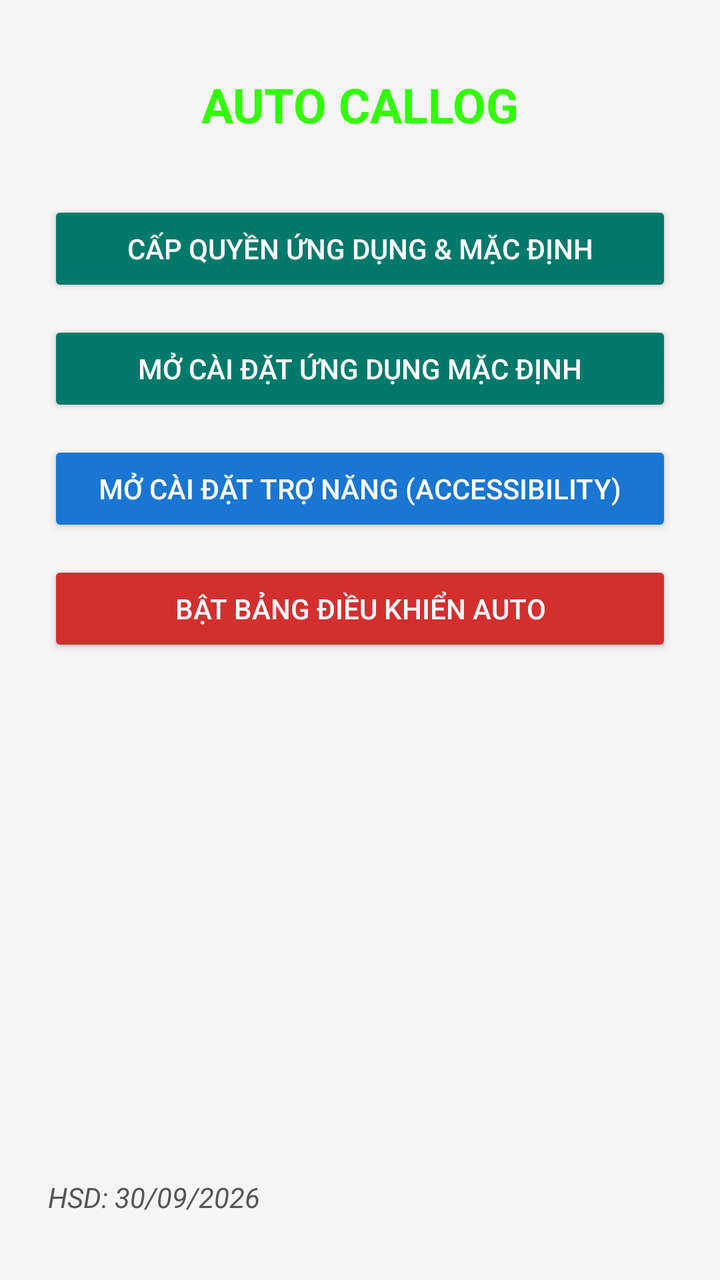
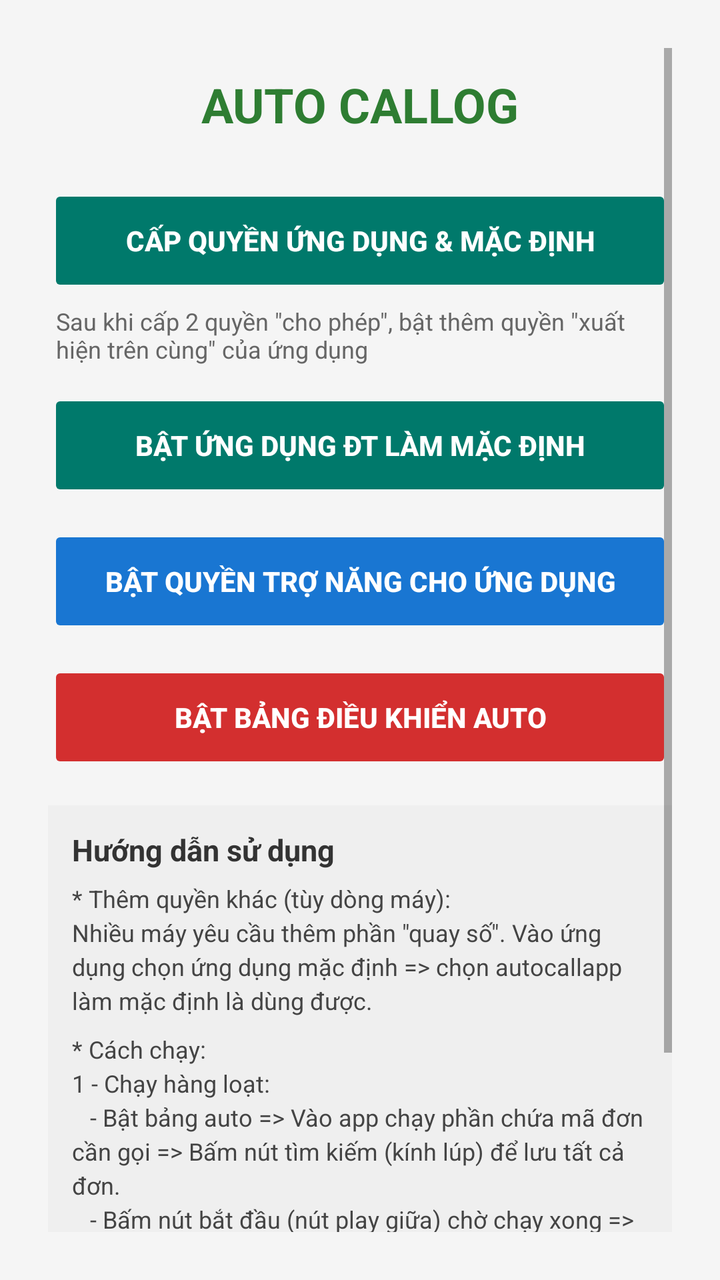

Compare the two renders of this Android layout. The source of the first and the diff that turns it into the second are given below.
<!-- AndroidManifest.xml: application theme Theme.AppCompat.Light.NoActionBar -->
<!-- res/layout/activity_main.xml -->
<?xml version="1.0" encoding="utf-8"?>
<LinearLayout xmlns:android="http://schemas.android.com/apk/res/android"
    android:layout_width="match_parent"
    android:layout_height="match_parent"
    android:orientation="vertical"
    android:padding="24dp"
    android:background="#F5F5F5">

    
    <TextView
        android:layout_width="match_parent"
        android:layout_height="wrap_content"
        android:text="AUTO CALLOG"
        android:textSize="24sp"
        android:textStyle="bold"
        android:textColor="#33FF00"
        android:gravity="center"
        android:layout_marginTop="12dp"
        android:layout_marginBottom="32dp"/>

    
    <LinearLayout
        android:layout_width="match_parent"
        android:layout_height="wrap_content"
        android:orientation="vertical">

        
        <Button
            android:id="@+id/btnGrantPermissions"
            android:layout_width="match_parent"
            android:layout_height="wrap_content"
            android:text="Cấp quyền ứng dụng &amp; Mặc định"
            android:backgroundTint="#00796B"
            android:textColor="#FFFFFF"
            android:layout_marginBottom="12dp"/>

        
        <Button
            android:id="@+id/btnOpenDefaultSettings"
            android:layout_width="match_parent"
            android:layout_height="wrap_content"
            android:text="Mở Cài đặt Ứng dụng Mặc định"
            android:backgroundTint="#00796B"
            android:textColor="#FFFFFF"
            android:layout_marginBottom="12dp"/>

        
        <Button
            android:id="@+id/btnOpenAccessibility"
            android:layout_width="match_parent"
            android:layout_height="wrap_content"
            android:text="Mở Cài đặt Trợ năng (Accessibility)"
            android:backgroundTint="#1976D2"
            android:textColor="#FFFFFF"
            android:layout_marginBottom="12dp"/>

        
        <Button
            android:id="@+id/btnStartPopup"
            android:layout_width="match_parent"
            android:layout_height="wrap_content"
            android:text="Bật Bảng Điều Khiển Auto"
            android:backgroundTint="#D32F2F"
            android:textColor="#FFFFFF"/>

    </LinearLayout>

    
    <View
        android:layout_width="match_parent"
        android:layout_height="0dp"
        android:layout_weight="1"/>

    
    <TextView
        android:id="@+id/txtExpiry"
        android:layout_width="wrap_content"
        android:layout_height="wrap_content"
        android:text="HSD: 30/09/2026"
        android:textSize="14sp"
        android:textStyle="italic"
        android:textColor="#555555"
        android:gravity="start"
        android:layout_marginBottom="8dp"/>

</LinearLayout>
<!-- resources referenced by this layout -->
<resources>

</resources>

<!-- the commit's change to res/layout/activity_main.xml (unified diff, before → after) -->
@@ -1,86 +1,160 @@
 <?xml version="1.0" encoding="utf-8"?>
-<LinearLayout xmlns:android="http://schemas.android.com/apk/res/android"
+<ScrollView xmlns:android="http://schemas.android.com/apk/res/android"
     android:layout_width="match_parent"
     android:layout_height="match_parent"
-    android:orientation="vertical"
-    android:padding="24dp"
-    android:background="#F5F5F5">
+    android:background="#F5F5F5"
+    android:fillViewport="true"
+    android:padding="24dp">
 
-    
-    <TextView
-        android:layout_width="match_parent"
-        android:layout_height="wrap_content"
-        android:text="AUTO CALLOG"
-        android:textSize="24sp"
-        android:textStyle="bold"
-        android:textColor="#33FF00"
-        android:gravity="center"
-        android:layout_marginTop="12dp"
-        android:layout_marginBottom="32dp"/>
-
-    
     <LinearLayout
         android:layout_width="match_parent"
         android:layout_height="wrap_content"
         android:orientation="vertical">
 
         
-        <Button
-            android:id="@+id/btnGrantPermissions"
+        <TextView
             android:layout_width="match_parent"
             android:layout_height="wrap_content"
-            android:text="Cấp quyền ứng dụng &amp; Mặc định"
-            android:backgroundTint="#00796B"
-            android:textColor="#FFFFFF"
-            android:layout_marginBottom="12dp"/>
+            android:text="AUTO CALLOG"
+            android:textSize="24sp"
+            android:textStyle="bold"
+            android:textColor="#2E7D32"
+            android:gravity="center"
+            android:layout_marginTop="12dp"
+            android:layout_marginBottom="24dp"/>
 
         
-        <Button
-            android:id="@+id/btnOpenDefaultSettings"
+        <LinearLayout
             android:layout_width="match_parent"
             android:layout_height="wrap_content"
-            android:text="Mở Cài đặt Ứng dụng Mặc định"
-            android:backgroundTint="#00796B"
-            android:textColor="#FFFFFF"
-            android:layout_marginBottom="12dp"/>
+            android:orientation="vertical">
+
+            
+            <Button
+                android:id="@+id/btnGrantPermissions"
+                android:layout_width="match_parent"
+                android:layout_height="56dp"
+                android:text="Cấp quyền ứng dụng &amp; mặc định"
+                android:textSize="14sp"
+                android:textStyle="bold"
+                android:backgroundTint="#00796B"
+                android:textColor="#FFFFFF"
+                android:insetTop="0dp"
+                android:insetBottom="0dp"
+                android:stateListAnimator="@null"
+                android:layout_marginBottom="4dp"/>
+
+            
+            <TextView
+                android:layout_width="match_parent"
+                android:layout_height="wrap_content"
+                android:text="Sau khi cấp 2 quyền &quot;cho phép&quot;, bật thêm quyền &quot;xuất hiện trên cùng&quot; của ứng dụng"
+                android:textSize="12sp"
+                android:textColor="#666666"
+                android:layout_marginBottom="12dp"
+                android:paddingHorizontal="4dp"/>
+
+            
+            <Button
+                android:id="@+id/btnOpenDefaultSettings"
+                android:layout_width="match_parent"
+                android:layout_height="56dp"
+                android:text="Bật ứng dụng đt làm mặc định"
+                android:textSize="14sp"
+                android:textStyle="bold"
+                android:backgroundTint="#00796B"
+                android:textColor="#FFFFFF"
+                android:insetTop="0dp"
+                android:insetBottom="0dp"
+                android:stateListAnimator="@null"
+                android:layout_marginBottom="12dp"/>
+
+            
+            <Button
+                android:id="@+id/btnOpenAccessibility"
+                android:layout_width="match_parent"
+                android:layout_height="56dp"
+                android:text="Bật quyền trợ năng cho ứng dụng"
+                android:textSize="14sp"
+                android:textStyle="bold"
+                android:backgroundTint="#1976D2"
+                android:textColor="#FFFFFF"
+                android:insetTop="0dp"
+                android:insetBottom="0dp"
+                android:stateListAnimator="@null"
+                android:layout_marginBottom="12dp"/>
+
+            
+            <Button
+                android:id="@+id/btnStartPopup"
+                android:layout_width="match_parent"
+                android:layout_height="56dp"
+                android:text="Bật bảng điều khiển auto"
+                android:textSize="14sp"
+                android:textStyle="bold"
+                android:backgroundTint="#D32F2F"
+                android:textColor="#FFFFFF"
+                android:insetTop="0dp"
+                android:insetBottom="0dp"
+                android:stateListAnimator="@null"
+                android:layout_marginBottom="16dp"/>
+
+            
+            <LinearLayout
+                android:layout_width="match_parent"
+                android:layout_height="wrap_content"
+                android:orientation="vertical"
+                android:background="#EFEFEF"
+                android:padding="12dp"
+                android:layout_marginBottom="24dp">
+
+                <TextView
+                    android:layout_width="wrap_content"
+                    android:layout_height="wrap_content"
+                    android:text="Hướng dẫn sử dụng"
+                    android:textSize="15sp"
+                    android:textStyle="bold"
+                    android:textColor="#333333"
+                    android:layout_marginBottom="6dp" />
+
+                <TextView
+                    android:layout_width="match_parent"
+                    android:layout_height="wrap_content"
+                    android:text="* Thêm quyền khác (tùy dòng máy):\nNhiều máy yêu cầu thêm phần &quot;quay số&quot;. Vào ứng dụng chọn ứng dụng mặc định => chọn autocallapp làm mặc định là dùng được."
+                    android:textSize="12sp"
+                    android:textColor="#444444"
+                    android:layout_marginBottom="8dp"
+                    android:lineSpacingExtra="3dp" />
+
+                <TextView
+                    android:layout_width="match_parent"
+                    android:layout_height="wrap_content"
+                    android:text="* Cách chạy:\n1 - Chạy hàng loạt:\n   - Bật bảng auto => Vào app chạy phần chứa mã đơn cần gọi => Bấm nút tìm kiếm (kính lúp) để lưu tất cả đơn.\n   - Bấm nút bắt đầu (nút play giữa) chờ chạy xong => Bấm dừng hoặc dấu x nếu không dùng đến.\n2 - Chạy thủ công từng mã:\n   - Chỉ cần bấm vào nút gọi của đơn hàng là auto tự hoạt động."
+                    android:textSize="12sp"
+                    android:textColor="#444444"
+                    android:lineSpacingExtra="3dp" />
+            </LinearLayout>
+
+        </LinearLayout>
 
         
-        <Button
-            android:id="@+id/btnOpenAccessibility"
+        <View
             android:layout_width="match_parent"
-            android:layout_height="wrap_content"
-            android:text="Mở Cài đặt Trợ năng (Accessibility)"
-            android:backgroundTint="#1976D2"
-            android:textColor="#FFFFFF"
-            android:layout_marginBottom="12dp"/>
+            android:layout_height="0dp"
+            android:layout_weight="1"/>
 
         
-        <Button
-            android:id="@+id/btnStartPopup"
-            android:layout_width="match_parent"
+        <TextView
+            android:id="@+id/txtExpiry"
+            android:layout_width="wrap_content"
             android:layout_height="wrap_content"
-            android:text="Bật Bảng Điều Khiển Auto"
-            android:backgroundTint="#D32F2F"
-            android:textColor="#FFFFFF"/>
+            android:text="Hạn sử dụng đến ngày: 03.10.2026"
+            android:textSize="12sp"
+            android:textStyle="italic"
+            android:textColor="#555555"
+            android:gravity="start"
+            android:layout_marginTop="8dp"
+            android:layout_marginBottom="8dp"/>
 
     </LinearLayout>
-
-    
-    <View
-        android:layout_width="match_parent"
-        android:layout_height="0dp"
-        android:layout_weight="1"/>
-
-    
-    <TextView
-        android:id="@+id/txtExpiry"
-        android:layout_width="wrap_content"
-        android:layout_height="wrap_content"
-        android:text="HSD: 30/09/2026"
-        android:textSize="14sp"
-        android:textStyle="italic"
-        android:textColor="#555555"
-        android:gravity="start"
-        android:layout_marginBottom="8dp"/>
-
-</LinearLayout>
+</ScrollView>
